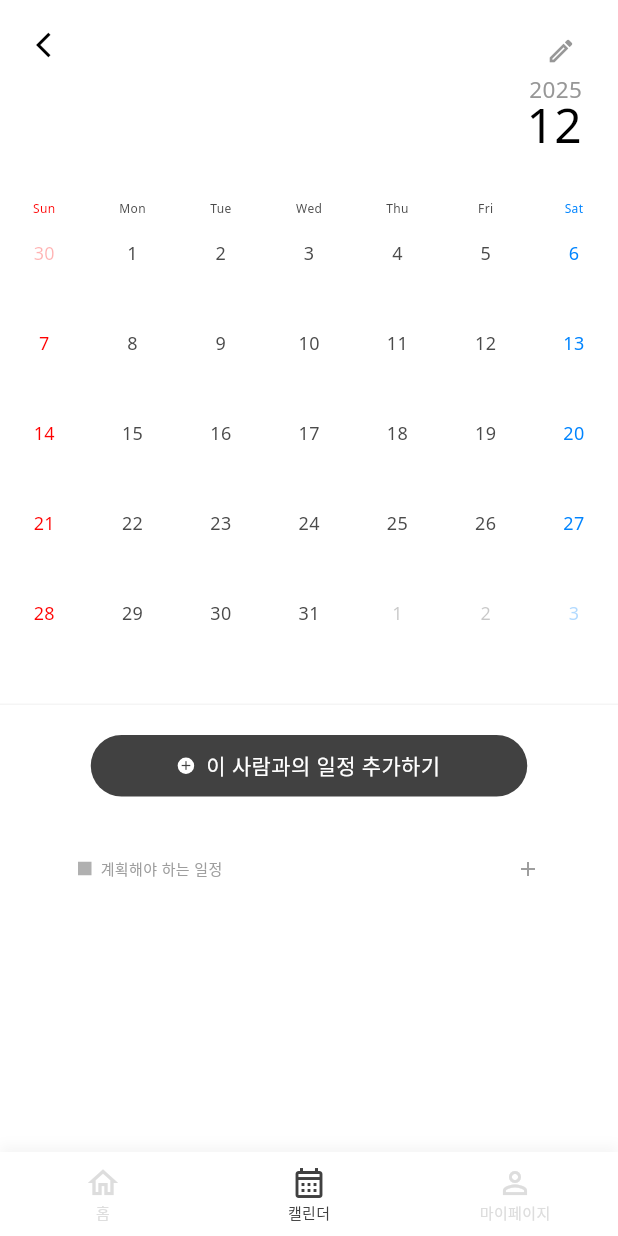
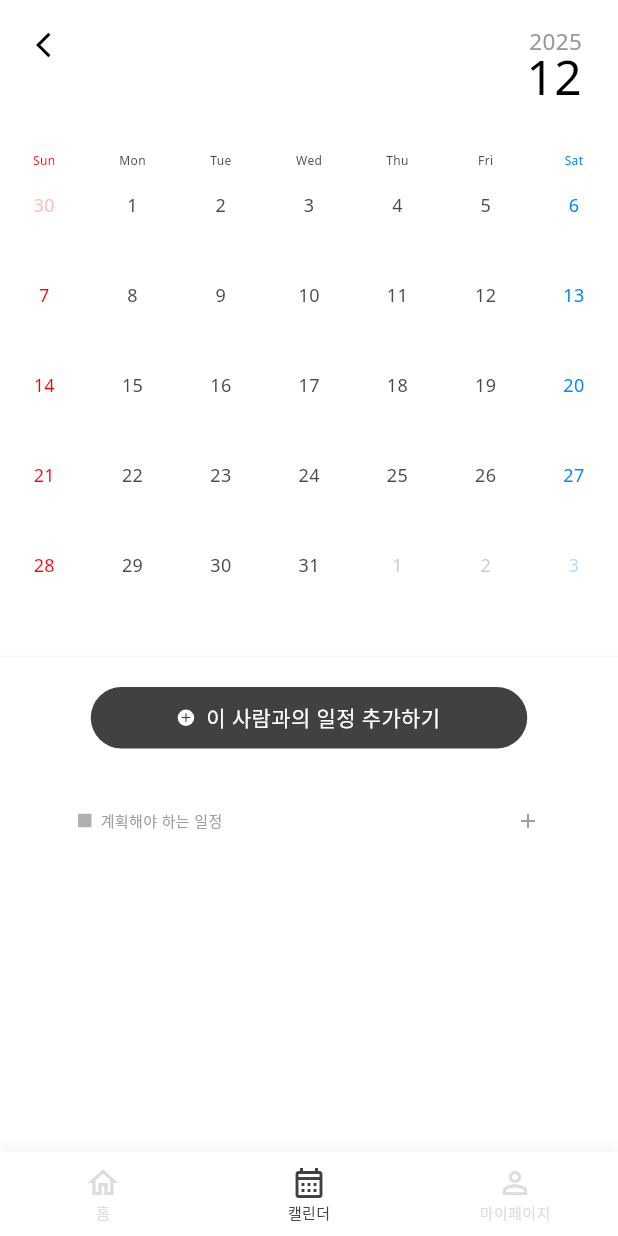
Before and after one commit to uiiuodo/testedn5, a Flutter app: the PersonCalendarScreen screen opened directly, on a phone screen of 412 x 824 dp. Run offline on Flutter 3.47's test engine with Material 3 defaults, Android fonts, the phone set to English and light mode, and no system bars; drawn by our look-alikes of table_calendar; our stand-ins replace firebase_core, get, hive, hive_flutter, shared_preferences; missing offline and left inert: lunar; accounts and stored records are empty; Roboto replaces fonts that are missing (Noto Sans).

Commit message:
캘린더 수정_펜 제거

```diff
--- a/lib/ui/page/calendar/person_calendar/person_calendar_screen.dart
+++ b/lib/ui/page/calendar/person_calendar/person_calendar_screen.dart
@@ -100,30 +100,6 @@ class PersonCalendarScreen extends GetView<PersonCalendarController> {
                                 Column(
                                   crossAxisAlignment: CrossAxisAlignment.end,
                                   children: [
-                                    Obx(
-                                      () => GestureDetector(
-                                        onTap: controller.toggleEditMode,
-                                        child: Container(
-                                          padding: const EdgeInsets.all(4),
-                                          decoration: BoxDecoration(
-                                            color: controller.isEditMode.value
-                                                ? Colors.black.withOpacity(0.1)
-                                                : Colors.transparent,
-                                            shape: BoxShape.circle,
-                                          ),
-                                          child: Icon(
-                                            controller.isEditMode.value
-                                                ? Icons.edit
-                                                : Icons.edit_outlined,
-                                            size: 20,
-                                            color: controller.isEditMode.value
-                                                ? Colors.black
-                                                : const Color(0xFF979797),
-                                          ),
-                                        ),
-                                      ),
-                                    ),
-                                    const SizedBox(height: 4),
                                     Obx(
                                       () => Text(
                                         '${controller.focusedDay.value.year}',
--- a/lib/ui/page/calendar/person_calendar_screen.dart
+++ b/lib/ui/page/calendar/person_calendar_screen.dart
@@ -29,10 +29,6 @@ class PersonCalendarScreen extends StatelessWidget {
           onPressed: () => Navigator.pop(context),
         ),
         actions: [
-          IconButton(
-            icon: const Icon(Icons.edit_outlined, color: Colors.black),
-            onPressed: () {},
-          ),
           const SizedBox(width: 16),
           Obx(
             () => Column(
```
Also changed, not shown: lib/ui/page/calendar/group_calendar_screen.dart (+0 -16 lines).
